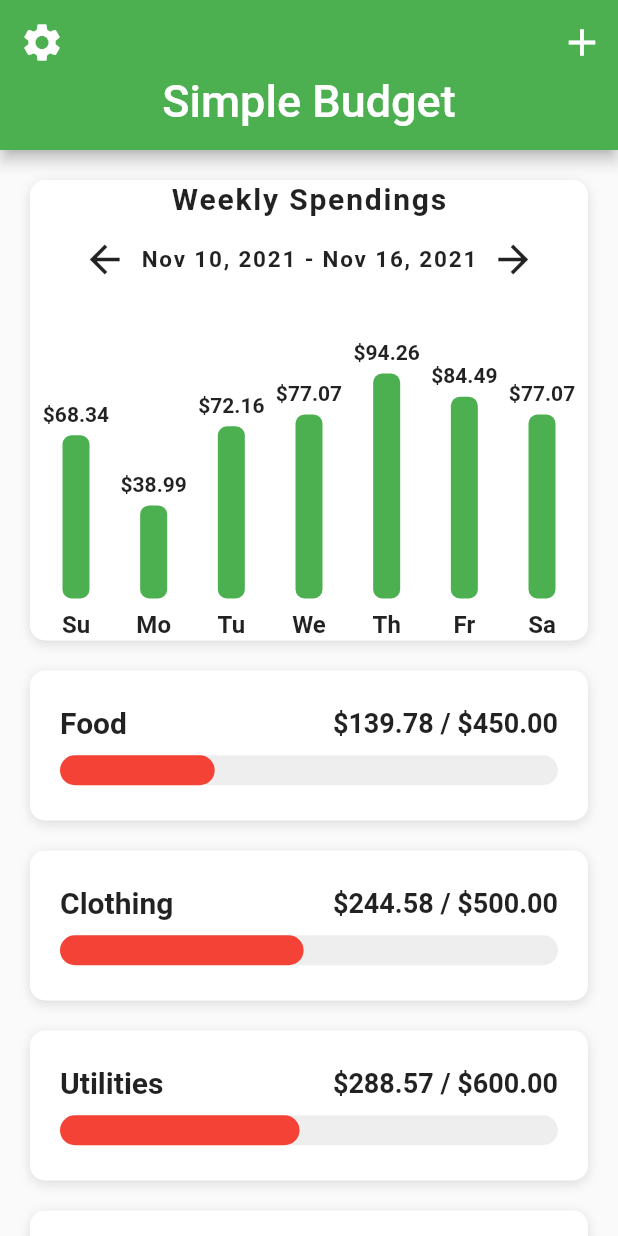
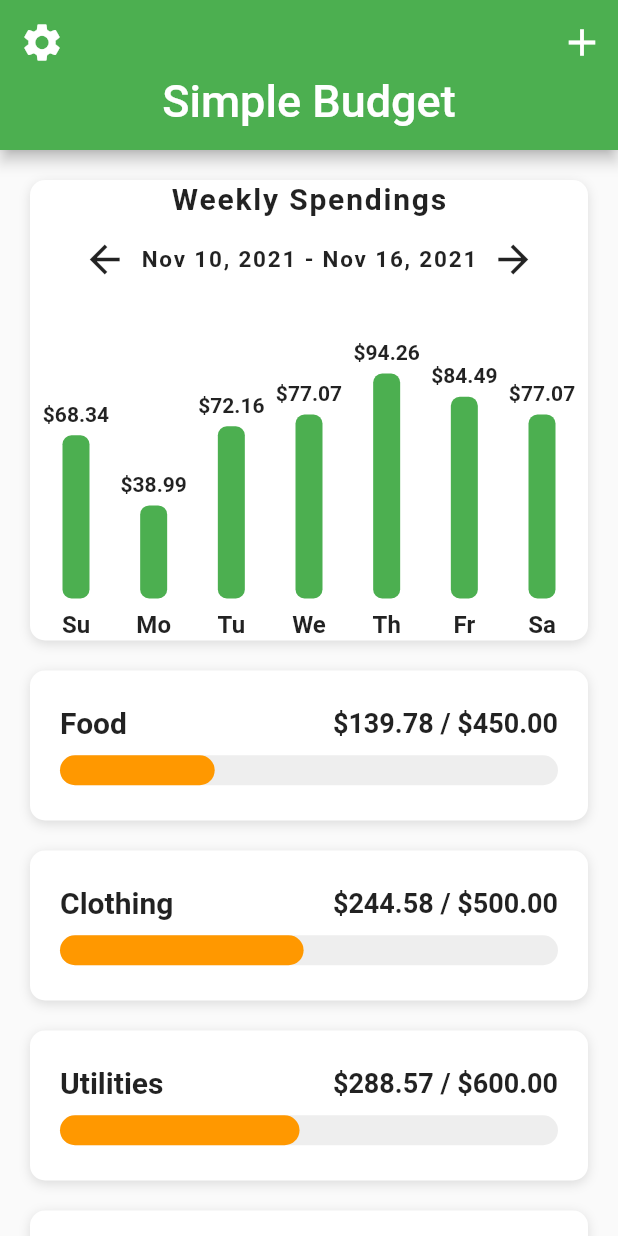
Before and after one commit to PauloSTDev/budget_UI, a Flutter app: the screen it shows after launch, on a phone screen of 412 x 824 dp. Run offline on Flutter 3.47's test engine with Material 2 defaults, Android fonts, the phone set to English and light mode, and no system bars.

Commit message:
Muda cor da barra de preenchimento dependendo do valor

```diff
--- /dev/null
+++ b/lib/helpers/color_helper.dart
@@ -0,0 +1,12 @@
+import 'package:flutter/cupertino.dart';
+import 'package:flutter/material.dart';
+
+Color getColor(BuildContext context, double percent){
+  if(percent >= 0.50){
+    return Theme.of(context).primaryColor;
+  }
+  else if (percent >= 0.25) {
+    return Colors.orange;
+  }
+  return Colors.red;
+}
--- a/lib/screens/home_screen.dart
+++ b/lib/screens/home_screen.dart
@@ -1,5 +1,6 @@
 import 'package:flutter/material.dart';
 import 'package:flutter_budget_ui/data/data.dart';
+import 'package:flutter_budget_ui/helpers/color_helper.dart';
 import 'package:flutter_budget_ui/models/category_model.dart';
 import 'package:flutter_budget_ui/models/expense_model.dart';
 import 'package:flutter_budget_ui/widgets/bar_chart.dart';
@@ -69,7 +70,7 @@ class _HomeScreenState extends State<HomeScreen> {
                     height: 20.0,
                     width: barWidth,
                     decoration: BoxDecoration(
-                      color: Colors.red,
+                      color: getColor(context, percent),
                       borderRadius: BorderRadius.circular(15.0),
                     ),
                   ),
```
